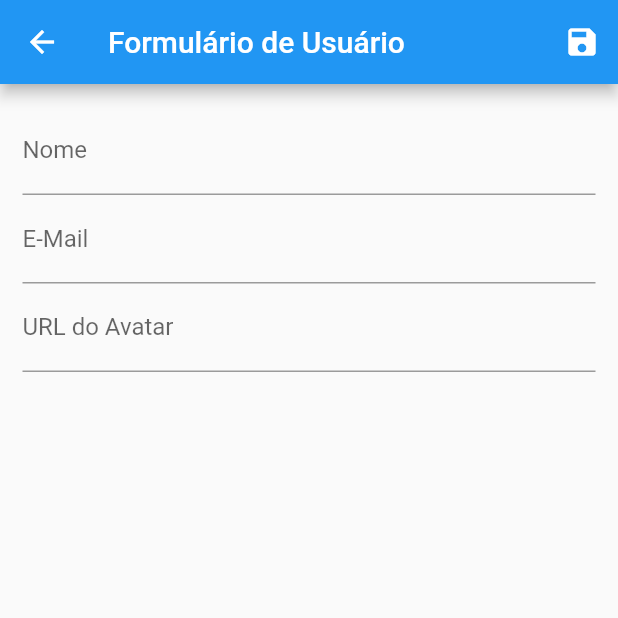
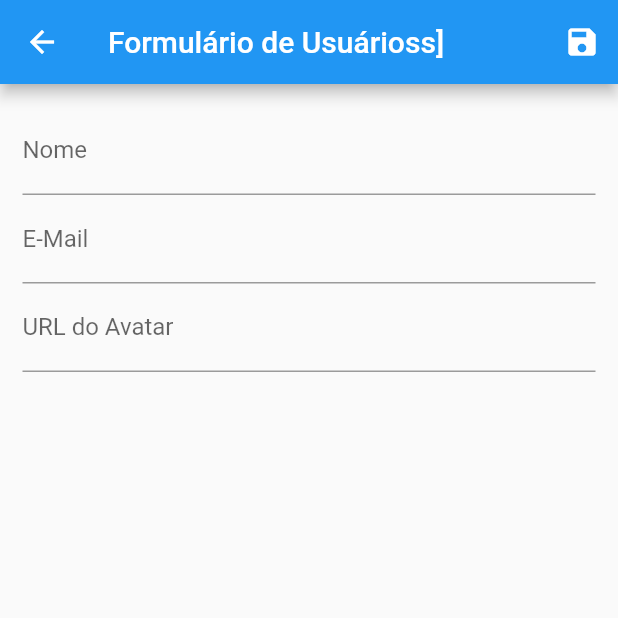
Before and after one commit to jhonatandpreis/Flutter_crud, a Flutter app: the UserForm screen opened by its route, on a phone screen of 412 x 824 dp, the top half of it. Run offline on Flutter 3.47's test engine with Material 2 defaults, Android fonts, the phone set to English and light mode, and no system bars; network calls fail.

Commit message:
Conclusão user_form

```diff
--- a/lib/data/views/user_form.dart
+++ b/lib/data/views/user_form.dart
@@ -34,7 +34,7 @@ class _UserFormState extends State<UserForm> {
 
     return Scaffold(
       appBar: AppBar(
-        title: Text('Formulário de Usuário'),
+        title: Text('Formulário de Usuárioss]'),
         actions: <Widget>[
           IconButton(
             onPressed: () {
```
